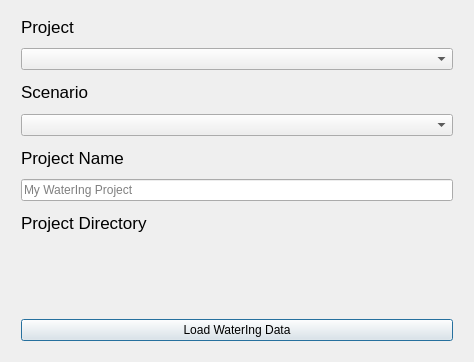
Old version of the form ui/watering_load_dialog.ui in the repository Ingeniousware/QGISWaterIng.
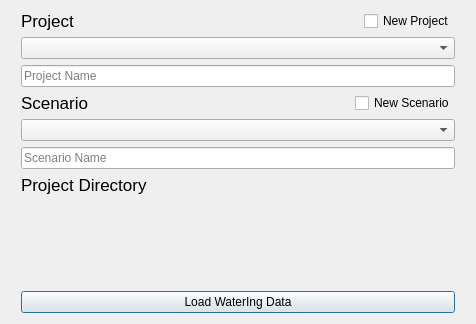
New version of the form. Custom widgets are drawn as their Qt base class.

Commit message: load dialog ui modified to handle new projects and scenarios

```diff
--- a/ui/watering_load_dialog.ui
+++ b/ui/watering_load_dialog.ui
@@ -9,145 +9,178 @@
    <rect>
     <x>0</x>
     <y>0</y>
-    <width>474</width>
-    <height>362</height>
+    <width>476</width>
+    <height>324</height>
    </rect>
   </property>
   <property name="windowTitle">
    <string>Load WaterIng Data</string>
   </property>
   <layout class="QGridLayout" name="gridLayout">
-   <item row="4" column="2">
-    <spacer name="horizontalSpacer">
-     <property name="orientation">
-      <enum>Qt::Horizontal</enum>
+   <item row="10" column="1">
+    <widget class="QgsFileWidget" name="newShpDirectory">
+     <property name="storageMode">
+      <enum>QgsFileWidget::GetDirectory</enum>
      </property>
-     <property name="sizeType">
-      <enum>QSizePolicy::Fixed</enum>
-     </property>
-     <property name="sizeHint" stdset="0">
-      <size>
-       <width>10</width>
-       <height>20</height>
-      </size>
-     </property>
-    </spacer>
-   </item>
-   <item row="11" column="1">
-    <widget class="QWidget" name="horizontalWidget" native="true">
-     <layout class="QHBoxLayout" name="horizontalLayout"/>
     </widget>
    </item>
+   <item row="2" column="1">
+    <widget class="QComboBox" name="projects_box"/>
+   </item>
    <item row="6" column="1">
-    <widget class="QLabel" name="projectLabel_3">
-     <property name="font">
-      <font>
-       <pointsize>13</pointsize>
-       <weight>50</weight>
-       <bold>false</bold>
-      </font>
-     </property>
-     <property name="text">
-      <string>Project Directory</string>
-     </property>
-    </widget>
-   </item>
-   <item row="3" column="1">
     <widget class="QComboBox" name="scenarios_box"/>
    </item>
-   <item row="4" column="1">
-    <widget class="QLabel" name="projectLabel_2">
-     <property name="font">
-      <font>
-       <pointsize>13</pointsize>
-       <weight>50</weight>
-       <bold>false</bold>
-      </font>
+   <item row="3" column="1">
+    <layout class="QHBoxLayout" name="horizontalLayout_3">
+     <item>
+      <widget class="QLineEdit" name="new_project_name">
+       <property name="placeholderText">
+        <string>Project Name</string>
+       </property>
+      </widget>
+     </item>
+    </layout>
+   </item>
+   <item row="8" column="2">
+    <spacer name="horizontalSpacer">
+     <property name="orientation">
+      <enum>Qt::Horizontal</enum>
      </property>
-     <property name="text">
-      <string>Project Name</string>
+     <property name="sizeType">
+      <enum>QSizePolicy::Fixed</enum>
      </property>
-    </widget>
+     <property name="sizeHint" stdset="0">
+      <size>
+       <width>10</width>
+       <height>20</height>
+      </size>
+     </property>
+    </spacer>
+   </item>
+   <item row="8" column="0">
+    <spacer name="horizontalSpacer_2">
+     <property name="orientation">
+      <enum>Qt::Horizontal</enum>
+     </property>
+     <property name="sizeType">
+      <enum>QSizePolicy::Fixed</enum>
+     </property>
+     <property name="sizeHint" stdset="0">
+      <size>
+       <width>10</width>
+       <height>20</height>
+      </size>
+     </property>
+    </spacer>
+   </item>
+   <item row="7" column="1">
+    <layout class="QHBoxLayout" name="horizontalLayout_2">
+     <item>
+      <widget class="QLineEdit" name="new_scenario_name">
+       <property name="placeholderText">
+        <string>Scenario Name</string>
+       </property>
+      </widget>
+     </item>
+    </layout>
    </item>
    <item row="5" column="1">
-    <widget class="QLineEdit" name="newProjectNameInput">
-     <property name="placeholderText">
-      <string>My WaterIng Project</string>
-     </property>
-    </widget>
+    <layout class="QHBoxLayout" name="horizontalLayout_5">
+     <item>
+      <widget class="QLabel" name="scenarioLabel">
+       <property name="font">
+        <font>
+         <pointsize>13</pointsize>
+         <weight>50</weight>
+         <bold>false</bold>
+        </font>
+       </property>
+       <property name="text">
+        <string>Scenario</string>
+       </property>
+      </widget>
+     </item>
+     <item>
+      <widget class="QCheckBox" name="newScenarioCheckBox">
+       <property name="sizePolicy">
+        <sizepolicy hsizetype="Fixed" vsizetype="Fixed">
+         <horstretch>0</horstretch>
+         <verstretch>0</verstretch>
+        </sizepolicy>
+       </property>
+       <property name="text">
+        <string>New Scenario</string>
+       </property>
+      </widget>
+     </item>
+    </layout>
    </item>
-   <item row="0" column="1">
-    <widget class="QLabel" name="projectLabel">
-     <property name="font">
-      <font>
-       <pointsize>13</pointsize>
-       <weight>50</weight>
-       <bold>false</bold>
-      </font>
-     </property>
-     <property name="text">
-      <string>Project</string>
-     </property>
-    </widget>
-   </item>
-   <item row="2" column="1">
-    <widget class="QLabel" name="scenarioLabel">
-     <property name="font">
-      <font>
-       <pointsize>13</pointsize>
-       <weight>50</weight>
-       <bold>false</bold>
-      </font>
-     </property>
-     <property name="text">
-      <string>Scenario</string>
-     </property>
-    </widget>
-   </item>
-   <item row="14" column="1">
+   <item row="12" column="1">
     <widget class="QPushButton" name="newProjectBtn">
      <property name="text">
       <string>Load WaterIng Data</string>
      </property>
     </widget>
    </item>
+   <item row="8" column="1">
+    <widget class="QLabel" name="projectLabel_3">
+     <property name="sizePolicy">
+      <sizepolicy hsizetype="Expanding" vsizetype="Fixed">
+       <horstretch>0</horstretch>
+       <verstretch>0</verstretch>
+      </sizepolicy>
+     </property>
+     <property name="font">
+      <font>
+       <pointsize>13</pointsize>
+       <weight>50</weight>
+       <bold>false</bold>
+      </font>
+     </property>
+     <property name="text">
+      <string>Project Directory</string>
+     </property>
+    </widget>
+   </item>
    <item row="1" column="1">
-    <widget class="QComboBox" name="projects_box"/>
+    <layout class="QHBoxLayout" name="horizontalLayout_4">
+     <item>
+      <widget class="QLabel" name="projectLabel">
+       <property name="font">
+        <font>
+         <pointsize>13</pointsize>
+         <weight>50</weight>
+         <bold>false</bold>
+        </font>
+       </property>
+       <property name="text">
+        <string>Project</string>
+       </property>
+      </widget>
+     </item>
+     <item>
+      <widget class="QCheckBox" name="newProjectCheckBox">
+       <property name="sizePolicy">
+        <sizepolicy hsizetype="Fixed" vsizetype="Fixed">
+         <horstretch>0</horstretch>
+         <verstretch>0</verstretch>
+        </sizepolicy>
+       </property>
+       <property name="text">
+        <string>New Project</string>
+       </property>
+      </widget>
+     </item>
+    </layout>
    </item>
-   <item row="7" column="1">
-    <widget class="QgsFileWidget" name="newShpDirectory">
-     <property name="storageMode">
-      <enum>QgsFileWidget::GetDirectory</enum>
-     </property>
-    </widget>
-   </item>
-   <item row="4" column="0">
-    <spacer name="horizontalSpacer_2">
-     <property name="orientation">
-      <enum>Qt::Horizontal</enum>
-     </property>
-     <property name="sizeType">
-      <enum>QSizePolicy::Fixed</enum>
-     </property>
-     <property name="sizeHint" stdset="0">
-      <size>
-       <width>10</width>
-       <height>20</height>
-      </size>
-     </property>
-    </spacer>
-   </item>
-   <item row="15" column="1">
+   <item row="11" column="1">
     <spacer name="verticalSpacer">
      <property name="orientation">
       <enum>Qt::Vertical</enum>
      </property>
-     <property name="sizeType">
-      <enum>QSizePolicy::Fixed</enum>
-     </property>
      <property name="sizeHint" stdset="0">
       <size>
-       <width>10</width>
+       <width>20</width>
        <height>10</height>
       </size>
      </property>
```
The commit also changes 1 other file.
